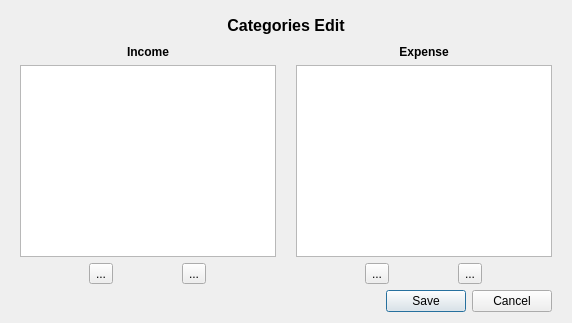
Old version of the form ui/categorydialog.ui in the repository NFBaeza/Budget-Monitor.
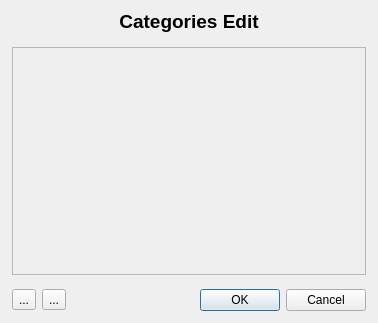
New version of the form. Icons and pictures are not drawn.

Commit message: feat: change category view for improve UX

Patch:
```diff
--- a/ui/categorydialog.ui
+++ b/ui/categorydialog.ui
@@ -6,7 +6,7 @@
    <rect>
     <x>0</x>
     <y>0</y>
-    <width>572</width>
+    <width>378</width>
     <height>323</height>
    </rect>
   </property>
@@ -22,176 +22,108 @@
   <property name="layoutDirection">
    <enum>Qt::LayoutDirection::LeftToRight</enum>
   </property>
-  <layout class="QGridLayout" name="gridLayout" rowstretch="2,0,3,0,0" columnstretch="1,1">
+  <layout class="QGridLayout" name="gridLayout">
    <property name="leftMargin">
-    <number>20</number>
+    <number>12</number>
+   </property>
+   <property name="topMargin">
+    <number>10</number>
    </property>
    <property name="rightMargin">
-    <number>20</number>
+    <number>12</number>
    </property>
-   <property name="horizontalSpacing">
-    <number>20</number>
+   <property name="bottomMargin">
+    <number>12</number>
    </property>
-   <item row="1" column="0">
-    <widget class="QLabel" name="label">
+   <property name="verticalSpacing">
+    <number>14</number>
+   </property>
+   <item row="0" column="0" colspan="3">
+    <widget class="QLabel" name="label_4">
      <property name="font">
       <font>
+       <pointsize>14</pointsize>
        <bold>true</bold>
       </font>
      </property>
      <property name="text">
-      <string>Income</string>
+      <string>Categories Edit</string>
      </property>
      <property name="alignment">
       <set>Qt::AlignmentFlag::AlignCenter</set>
      </property>
     </widget>
    </item>
-   <item row="1" column="1">
-    <widget class="QLabel" name="label_2">
-     <property name="font">
-      <font>
-       <bold>true</bold>
-      </font>
-     </property>
-     <property name="text">
-      <string>Expense</string>
-     </property>
-     <property name="alignment">
-      <set>Qt::AlignmentFlag::AlignCenter</set>
-     </property>
-    </widget>
-   </item>
-   <item row="2" column="0">
-    <widget class="QListView" name="listIncomeView">
-     <property name="sizePolicy">
-      <sizepolicy hsizetype="Minimum" vsizetype="Minimum">
-       <horstretch>0</horstretch>
-       <verstretch>0</verstretch>
-      </sizepolicy>
-     </property>
-     <property name="editTriggers">
-      <set>QAbstractItemView::EditTrigger::DoubleClicked|QAbstractItemView::EditTrigger::EditKeyPressed|QAbstractItemView::EditTrigger::SelectedClicked</set>
-     </property>
-     <property name="tabKeyNavigation">
-      <bool>true</bool>
-     </property>
-     <property name="dragEnabled">
-      <bool>true</bool>
-     </property>
-     <property name="defaultDropAction">
-      <enum>Qt::DropAction::CopyAction</enum>
-     </property>
-     <property name="alternatingRowColors">
-      <bool>false</bool>
-     </property>
-     <property name="viewMode">
-      <enum>QListView::ViewMode::ListMode</enum>
-     </property>
-     <property name="itemAlignment">
-      <set>Qt::AlignmentFlag::AlignLeading</set>
-     </property>
-    </widget>
-   </item>
-   <item row="2" column="1">
-    <widget class="QListView" name="listExpenseView">
-     <property name="sizePolicy">
-      <sizepolicy hsizetype="Minimum" vsizetype="Minimum">
-       <horstretch>0</horstretch>
-       <verstretch>0</verstretch>
-      </sizepolicy>
-     </property>
-     <property name="editTriggers">
-      <set>QAbstractItemView::EditTrigger::DoubleClicked|QAbstractItemView::EditTrigger::EditKeyPressed|QAbstractItemView::EditTrigger::SelectedClicked</set>
-     </property>
-    </widget>
-   </item>
    <item row="3" column="0">
-    <layout class="QHBoxLayout" name="horizontalLayout_3">
-     <property name="spacing">
-      <number>0</number>
+    <widget class="QToolButton" name="AddButton">
+     <property name="text">
+      <string>...</string>
      </property>
-     <property name="sizeConstraint">
-      <enum>QLayout::SizeConstraint::SetDefaultConstraint</enum>
+     <property name="icon">
+      <iconset theme="QIcon::ThemeIcon::ListAdd"/>
      </property>
-     <item>
-      <widget class="QToolButton" name="IncomeAddButton">
-       <property name="text">
-        <string>...</string>
-       </property>
-       <property name="icon">
-        <iconset theme="QIcon::ThemeIcon::ListAdd"/>
-       </property>
-      </widget>
-     </item>
-     <item>
-      <widget class="QToolButton" name="IncomeRemoveButton">
-       <property name="layoutDirection">
-        <enum>Qt::LayoutDirection::LeftToRight</enum>
-       </property>
-       <property name="text">
-        <string>...</string>
-       </property>
-       <property name="icon">
-        <iconset theme="QIcon::ThemeIcon::ListRemove"/>
-       </property>
-      </widget>
-     </item>
-    </layout>
+    </widget>
    </item>
-   <item row="3" column="1">
-    <layout class="QHBoxLayout" name="horizontalLayout_2">
-     <property name="spacing">
-      <number>0</number>
-     </property>
-     <item>
-      <widget class="QToolButton" name="ExpenseAddButton">
-       <property name="text">
-        <string>...</string>
-       </property>
-       <property name="icon">
-        <iconset theme="QIcon::ThemeIcon::ListAdd"/>
-       </property>
-      </widget>
-     </item>
-     <item>
-      <widget class="QToolButton" name="ExpenseRemoveButton">
-       <property name="text">
-        <string>...</string>
-       </property>
-       <property name="icon">
-        <iconset theme="QIcon::ThemeIcon::ListRemove"/>
-       </property>
-      </widget>
-     </item>
-    </layout>
-   </item>
-   <item row="4" column="1">
+   <item row="3" column="2">
     <widget class="QDialogButtonBox" name="buttonBox">
      <property name="orientation">
       <enum>Qt::Orientation::Horizontal</enum>
      </property>
      <property name="standardButtons">
-      <set>QDialogButtonBox::StandardButton::Cancel|QDialogButtonBox::StandardButton::Save</set>
+      <set>QDialogButtonBox::StandardButton::Cancel|QDialogButtonBox::StandardButton::Ok</set>
+     </property>
+     <property name="centerButtons">
+      <bool>false</bool>
      </property>
     </widget>
    </item>
-   <item row="0" column="0" colspan="2">
-    <widget class="QLabel" name="label_4">
-     <property name="font">
-      <font>
-       <pointsize>12</pointsize>
-       <bold>true</bold>
-      </font>
-     </property>
+   <item row="3" column="1">
+    <widget class="QToolButton" name="RemoveButton">
      <property name="text">
-      <string>Categories Edit</string>
+      <string>...</string>
      </property>
-     <property name="alignment">
-      <set>Qt::AlignmentFlag::AlignCenter</set>
+     <property name="icon">
+      <iconset theme="QIcon::ThemeIcon::ListRemove"/>
      </property>
     </widget>
    </item>
+   <item row="1" column="0" colspan="3">
+    <widget class="QScrollArea" name="scrollArea">
+     <property name="lineWidth">
+      <number>0</number>
+     </property>
+     <property name="widgetResizable">
+      <bool>true</bool>
+     </property>
+     <widget class="QWidget" name="scrollAreaWidgetContents">
+      <property name="geometry">
+       <rect>
+        <x>0</x>
+        <y>0</y>
+        <width>352</width>
+        <height>220</height>
+       </rect>
+      </property>
+      <layout class="QVBoxLayout" name="categoriesLayout">
+       <property name="spacing">
+        <number>4</number>
+       </property>
+       <property name="leftMargin">
+        <number>4</number>
+       </property>
+       <property name="topMargin">
+        <number>4</number>
+       </property>
+       <property name="rightMargin">
+        <number>4</number>
+       </property>
+       <property name="bottomMargin">
+        <number>4</number>
+       </property>
+      </layout>
+     </widget>
+    </widget>
+   </item>
   </layout>
  </widget>
  <tabstops>
```
Left out of the diff: 8 changed lines with no effect on the pictures. The commit also changes 2 other files.
